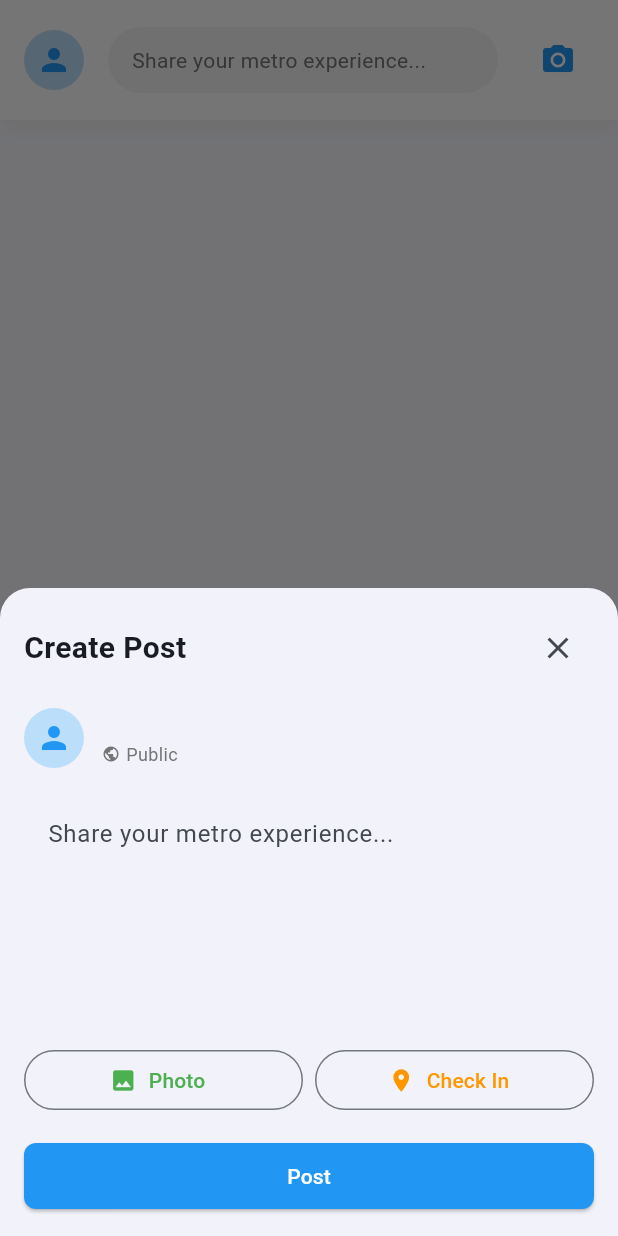
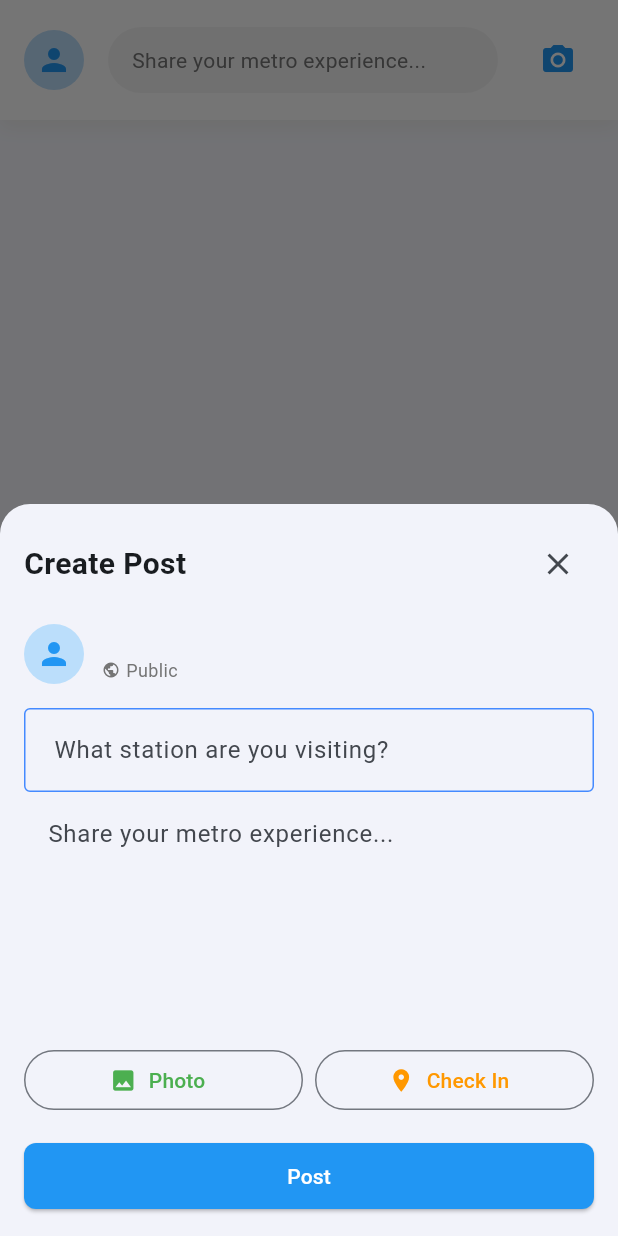
Before and after one commit to laling08/App_Dev2_MetroZoomin_Project, a Flutter app: the PersonalPostsScreen screen opened directly, after a tap on "Share your metro experience...", on a phone screen of 412 x 824 dp. Run offline on Flutter 3.47's test engine with Material 3 defaults, Android fonts, the phone set to English and light mode, and no system bars; our stand-ins replace cloud_firestore, firebase_auth, firebase_core, google_sign_in; missing offline and left inert: flutter_facebook_auth; accounts and stored records are empty.

Commit message:
Was accidentally working on main... I added a box for the station in create post

```diff
--- a/metrozoomin/lib/screens/mainscreens.dart
+++ b/metrozoomin/lib/screens/mainscreens.dart
@@ -911,7 +911,7 @@ class _PersonalPostsScreenState extends State<PersonalPostsScreen> {
                             .doc(FirebaseAuth.instance.currentUser?.uid)
                             .get(),
                         builder: (context, snapshot) {
-                          String username = 'User';
+                          String username = 'Unknown User';
                           if (snapshot.hasData && snapshot.data != null) {
                             final userData = snapshot.data!.data() as Map<String, dynamic>?;
                             username = userData?['username'] ?? 'User';
@@ -946,6 +946,17 @@ class _PersonalPostsScreenState extends State<PersonalPostsScreen> {
                 ],
               ),
               const SizedBox(height: 16),
+              TextField(
+                decoration: InputDecoration(
+                  hintText: 'What station are you visiting?',
+                  focusedBorder: OutlineInputBorder(
+                    borderSide: BorderSide(color: Colors.blue, width: 1),
+                  ),
+                  enabledBorder: OutlineInputBorder(
+                    borderSide: BorderSide(color: Colors.blueAccent, width: 1),
+                  ),
+                ),
+              ),
               const TextField(
                 decoration: InputDecoration(
                   hintText: 'Share your metro experience...',
--- a/metrozoomin/lib/services/auth_service.dart
+++ b/metrozoomin/lib/services/auth_service.dart
@@ -88,7 +88,7 @@ class AuthService {
           if (loginResult.status != LoginStatus.success) return null;
 
           final OAuthCredential credential = FacebookAuthProvider.credential(
-            loginResult.accessToken!.tokenString,
+            loginResult.accessToken!.token,
           );
 
           authResult = await _auth.signInWithCredential(credential);
```
